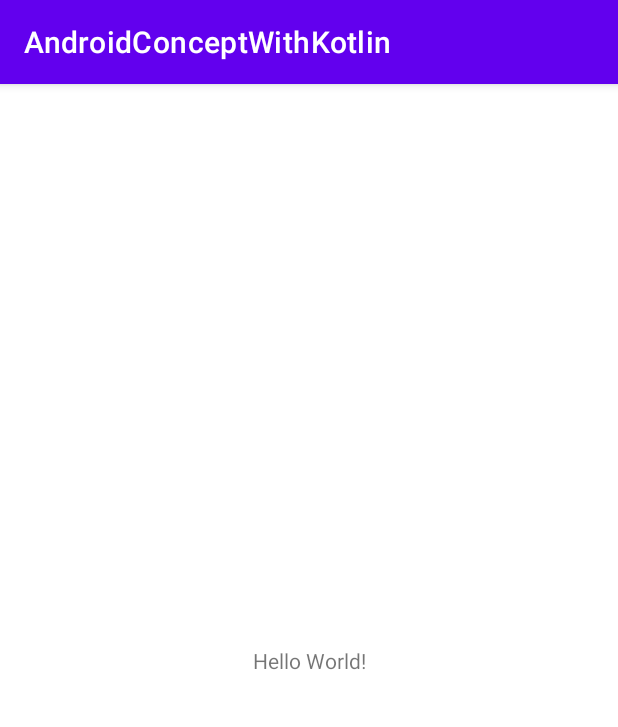
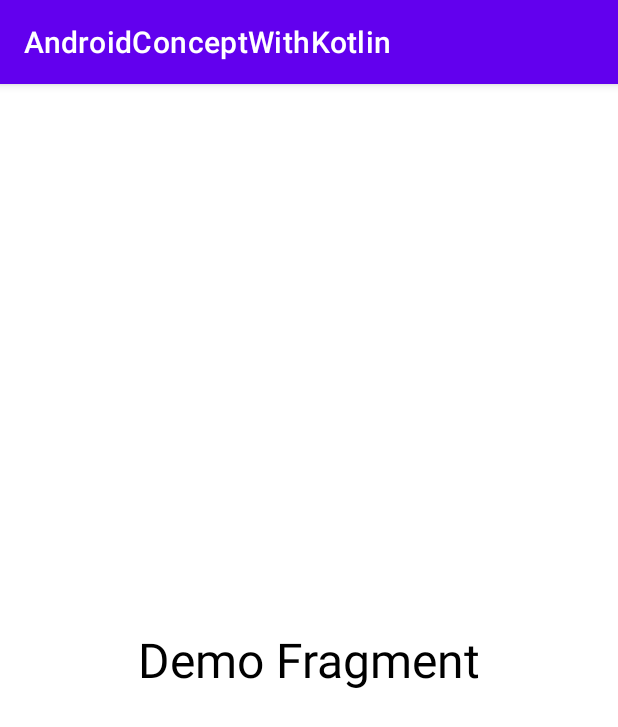
Before and after one commit to NiteshD1/AndroidConceptWithKotlin, an Android app: the screen it shows after launch (MainActivity), on a phone screen of 412 x 824 dp. Shown: the top 727 px of the screen. Run offline under Robolectric (Android 15) with nearby library versions, the light colour scheme and no system bars.

Commit message:
Changes Done

```diff
--- /dev/null
+++ b/app/src/main/java/com/android/concept/DemoFragment.kt
@@ -0,0 +1,84 @@
+package com.android.concept
+
+import android.content.Context
+import android.content.Intent
+import android.os.Bundle
+import androidx.fragment.app.Fragment
+import android.view.LayoutInflater
+import android.view.View
+import android.view.ViewGroup
+
+
+class DemoFragment : Fragment() {
+
+    override fun onAttach(context: Context) {
+        super.onAttach(context)
+        println("Fragment : onAttach")
+
+    }
+
+    override fun onCreate(savedInstanceState: Bundle?) {
+        super.onCreate(savedInstanceState)
+        println("Fragment : onCreate")
+
+    }
+
+    override fun onCreateView(
+        inflater: LayoutInflater, container: ViewGroup?,
+        savedInstanceState: Bundle?
+    ): View? {
+        // Inflate the layout for this fragment
+        println("Fragment : onCreateView")
+
+        return inflater.inflate(R.layout.fragment_demo, container, false)
+    }
+
+    override fun onActivityCreated(savedInstanceState: Bundle?) {
+        super.onActivityCreated(savedInstanceState)
+        println("Fragment : onActivityCreated")
+
+    }
+
+    override fun onStart() {
+        super.onStart()
+        println("Fragment : onStart")
+
+    }
+
+    override fun onResume() {
+        super.onResume()
+        println("Fragment : onResume")
+
+    }
+
+    override fun onPause() {
+        super.onPause()
+        println("Fragment : onPause")
+
+    }
+
+    override fun onStop() {
+        super.onStop()
+        println("Fragment : onStop")
+
+    }
+
+    override fun onDestroyView() {
+        super.onDestroyView()
+        println("Fragment : onDestroyView")
+
+    }
+
+    override fun onDestroy() {
+        super.onDestroy()
+        println("Fragment : onDestroy")
+
+    }
+
+    override fun onDetach() {
+        super.onDetach()
+        println("Fragment : onDetach")
+
+    }
+
+}
--- a/app/src/main/java/com/android/concept/MainActivity.kt
+++ b/app/src/main/java/com/android/concept/MainActivity.kt
@@ -2,10 +2,54 @@ package com.android.concept
 
 import androidx.appcompat.app.AppCompatActivity
 import android.os.Bundle
+import androidx.fragment.app.Fragment
 
 class MainActivity : AppCompatActivity() {
     override fun onCreate(savedInstanceState: Bundle?) {
         super.onCreate(savedInstanceState)
         setContentView(R.layout.activity_main)
+        println("Activity : onCreate")
+
+        addFragment(DemoFragment())
+    }
+
+    private fun addFragment(fragment: Fragment) {
+
+        var fragmentManager = supportFragmentManager
+        var fragmentTransaction = fragmentManager.beginTransaction()
+        fragmentTransaction.add(R.id.frameLayout,fragment)
+        fragmentTransaction.commit()
+        println("Activity : addFragment")
+
+    }
+
+    override fun onStart() {
+        super.onStart()
+        println("Activity : onStart")
+
+    }
+
+    override fun onResume() {
+        super.onResume()
+        println("Activity : onResume")
+
+    }
+
+    override fun onPause() {
+        super.onPause()
+        println("Activity : onPause")
+
+    }
+
+    override fun onStop() {
+        super.onStop()
+        println("Activity : onStop")
+
+    }
+
+    override fun onDestroy() {
+        super.onDestroy()
+        println("Activity : onDestroy")
+
     }
 }
--- a/app/src/main/res/layout/activity_main.xml
+++ b/app/src/main/res/layout/activity_main.xml
@@ -6,13 +6,19 @@
     android:layout_height="match_parent"
     tools:context=".MainActivity">
 
-    <TextView
-        android:layout_width="wrap_content"
-        android:layout_height="wrap_content"
-        android:text="Hello World!"
-        app:layout_constraintBottom_toBottomOf="parent"
-        app:layout_constraintEnd_toEndOf="parent"
-        app:layout_constraintStart_toStartOf="parent"
-        app:layout_constraintTop_toTopOf="parent" />
+<!--    <fragment-->
+<!--        android:name="com.android.concept.DemoFragment"-->
+<!--        android:layout_width="match_parent"-->
+<!--        android:layout_height="match_parent"-->
+<!--        android:id="@+id/fragment"-->
+<!--        app:layout_constraintBottom_toBottomOf="parent"-->
+<!--        app:layout_constraintEnd_toEndOf="parent"-->
+<!--        app:layout_constraintStart_toStartOf="parent"-->
+<!--        app:layout_constraintTop_toTopOf="parent" />-->
+
+    <FrameLayout
+        android:layout_width="match_parent"
+        android:layout_height="match_parent"
+        android:id="@+id/frameLayout"/>
 
 </androidx.constraintlayout.widget.ConstraintLayout>
--- /dev/null
+++ b/app/src/main/res/layout/fragment_demo.xml
@@ -0,0 +1,17 @@
+<?xml version="1.0" encoding="utf-8"?>
+<FrameLayout xmlns:android="http://schemas.android.com/apk/res/android"
+    xmlns:tools="http://schemas.android.com/tools"
+    android:layout_width="match_parent"
+    android:layout_height="match_parent"
+    tools:context=".DemoFragment">
+
+    <!-- TODO: Update blank fragment layout -->
+    <TextView
+        android:layout_width="match_parent"
+        android:layout_height="match_parent"
+        android:textSize="32sp"
+        android:textColor="@color/black"
+        android:gravity="center"
+        android:text="Demo Fragment" />
+
+</FrameLayout>
--- a/app/src/main/res/values/strings.xml
+++ b/app/src/main/res/values/strings.xml
@@ -1,3 +1,5 @@
 <resources>
     <string name="app_name">AndroidConceptWithKotlin</string>
+    <!-- TODO: Remove or change this placeholder text -->
+    <string name="hello_blank_fragment">Hello blank fragment</string>
 </resources>
```
